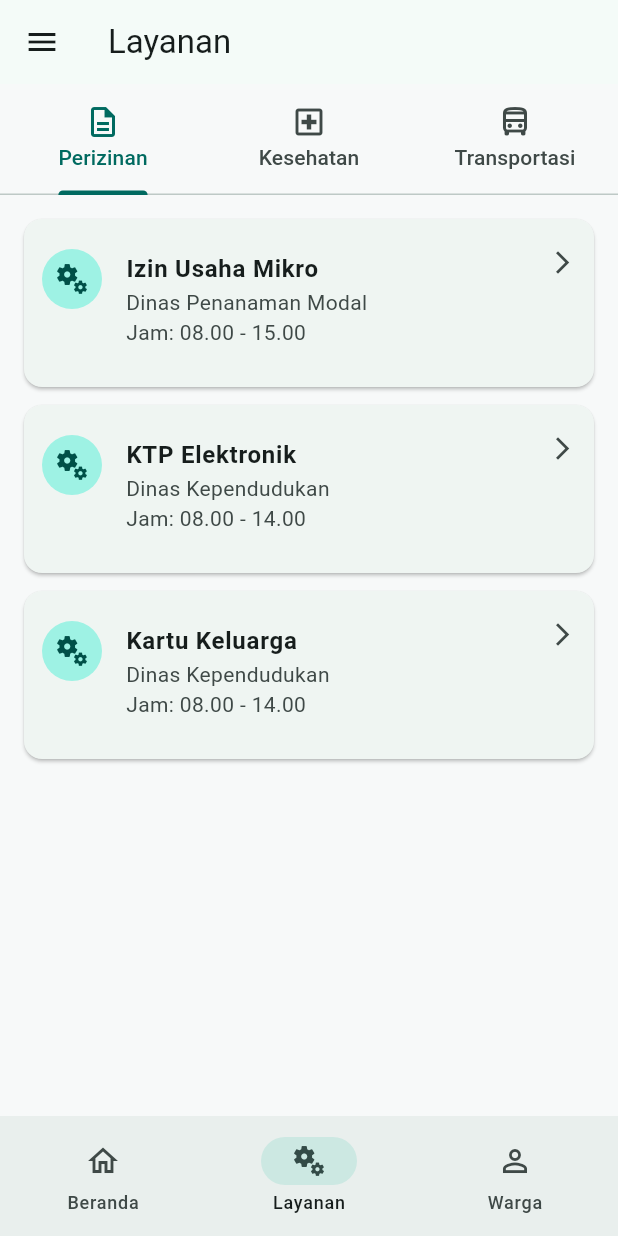
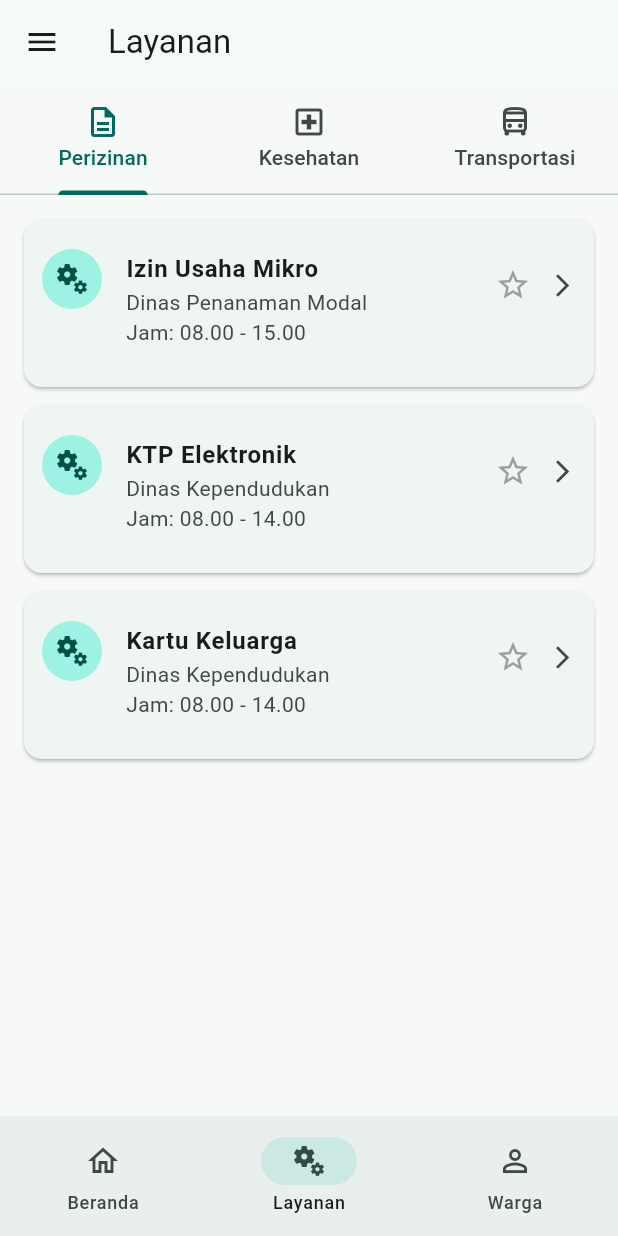
Before and after one commit to bulannn181-del/MODUL_PRAKTIKUMNUSANTARA_PPBL, a Flutter app: the screen it shows after launch, item 2 of the bottom bar chosen, on a phone screen of 412 x 824 dp. Run offline on Flutter 3.47's test engine with Material 3 defaults, Android fonts, the phone set to English and light mode, and no system bars.

Commit message:
first commit

```diff
--- /dev/null
+++ b/lib/models/favorit_model.dart
@@ -0,0 +1,17 @@
+import 'package:flutter/foundation.dart';
+
+class FavoritModel extends ChangeNotifier {
+  final Set<String> _favorit = {};
+
+  Set<String> get favorit => _favorit;
+
+  void tandai(String namaLayanan) {
+    _favorit.add(namaLayanan);
+    notifyListeners();
+  }
+
+  void batalTandai(String namaLayanan) {
+    _favorit.remove(namaLayanan);
+    notifyListeners();
+  }
+}
--- a/lib/pages/layanan_page.dart
+++ b/lib/pages/layanan_page.dart
@@ -1,5 +1,8 @@
+
 import 'package:flutter/material.dart';
+import 'package:provider/provider.dart';
 
+import '../models/favorit_model.dart';
 import '../navigation/app_routes.dart';
 
 class LayananPage extends StatelessWidget {
@@ -175,6 +178,9 @@ class LayananPage extends StatelessWidget {
     required String jam,
     required String keterangan,
   }) {
+    final favoritModel = context.watch<FavoritModel>();
+    final isFavorit = favoritModel.favorit.contains(nama);
+
     return Card(
       margin: const EdgeInsets.only(bottom: 12),
       child: ListTile(
@@ -199,9 +205,28 @@ class LayananPage extends StatelessWidget {
 
         isThreeLine: true,
 
-        trailing: const Icon(
-          Icons.arrow_forward_ios,
-          size: 18,
+        trailing: Row(
+          mainAxisSize: MainAxisSize.min,
+          children: [
+            IconButton(
+              icon: Icon(
+                isFavorit ? Icons.star : Icons.star_border,
+                color: isFavorit ? Colors.amber : Colors.grey,
+              ),
+              onPressed: () {
+                if (isFavorit) {
+                  context.read<FavoritModel>().batalTandai(nama);
+                } else {
+                  context.read<FavoritModel>().tandai(nama);
+                }
+              },
+            ),
+
+            const Icon(
+              Icons.arrow_forward_ios,
+              size: 18,
+            ),
+          ],
         ),
 
         onTap: () {
--- a/pubspec.yaml
+++ b/pubspec.yaml
@@ -30,6 +30,7 @@ environment:
 dependencies:
   flutter:
     sdk: flutter
+  provider: ^6.1.5+1
 
   # The following adds the Cupertino Icons font to your application.
   # Use with the CupertinoIcons class for iOS style icons.
```
Also changed, not shown: lib/main.dart (+24 -2 lines), lib/models/pengajuan_model.dart (added, +23 -0 lines), lib/pages/halaman_ajukan_permohonan.dart (added, +106 -0 lines), pubspec.lock.
